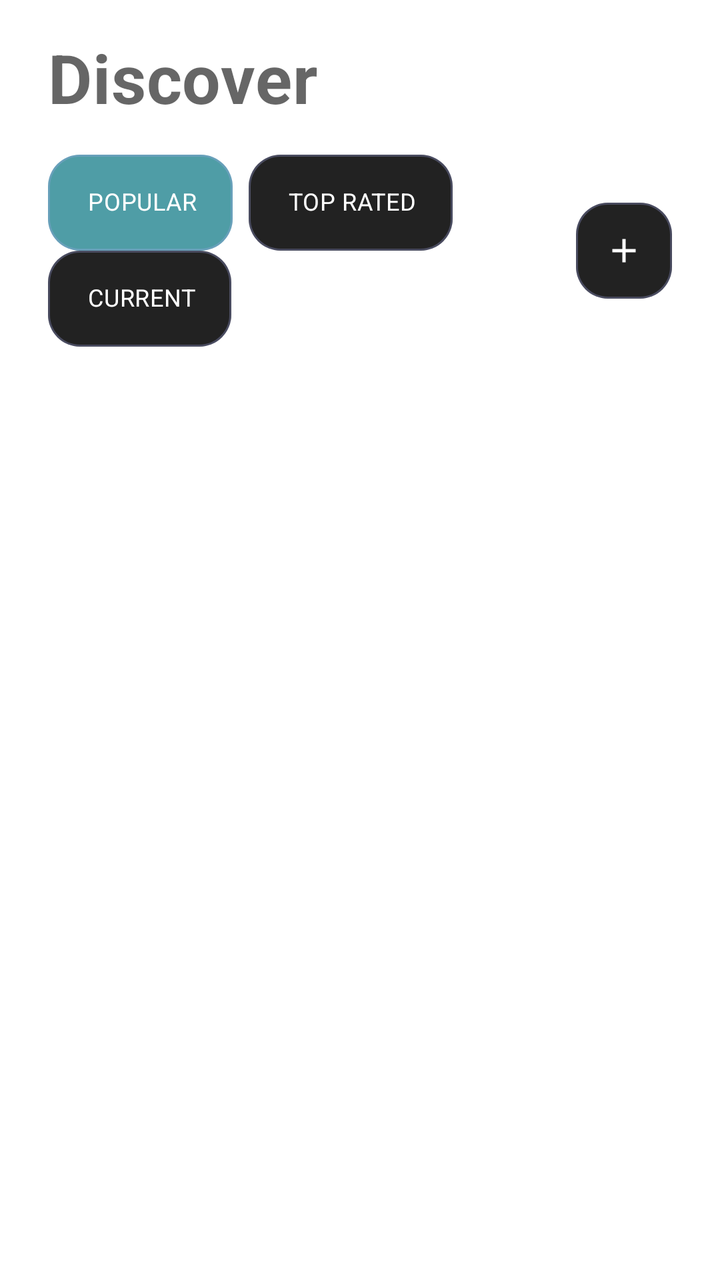
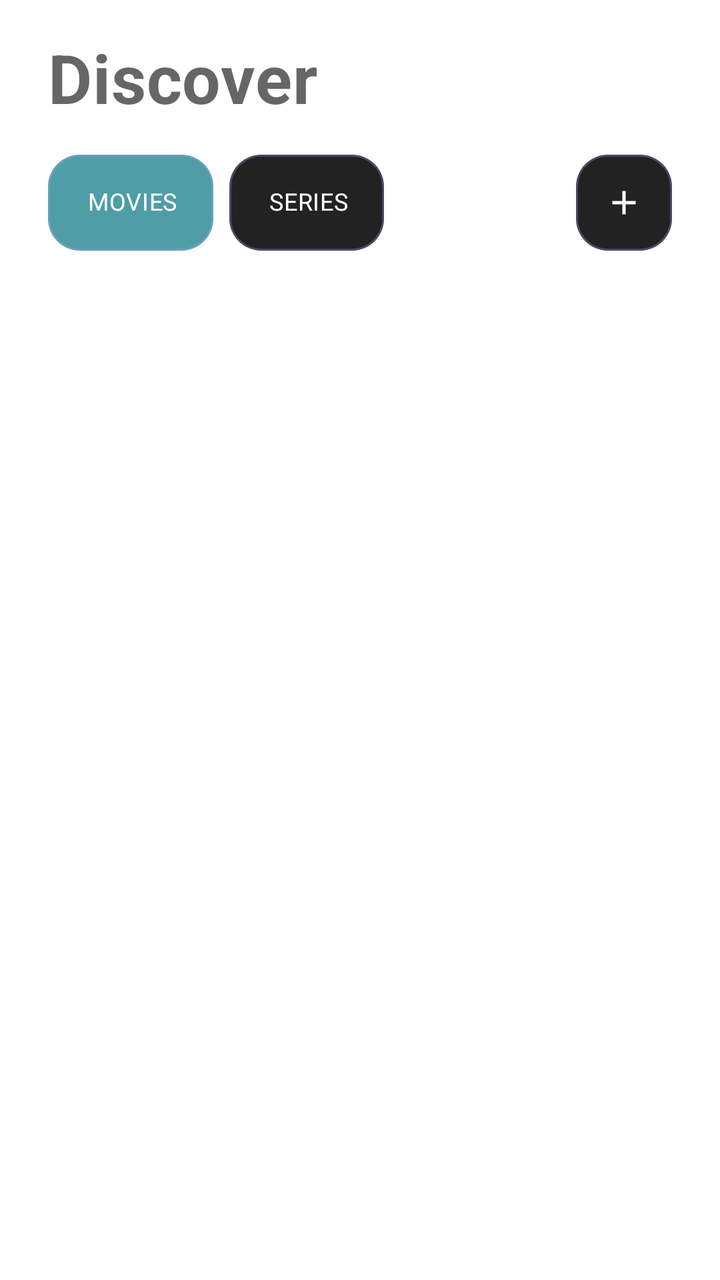

Compare the two renders of this Android layout. The source of the first and the diff that turns it into the second are given below.
<!-- AndroidManifest.xml: application theme AppTheme -->
<!-- res/layout/fragment_home.xml -->
<?xml version="1.0" encoding="utf-8"?>
<LinearLayout xmlns:android="http://schemas.android.com/apk/res/android"
    xmlns:app="http://schemas.android.com/apk/res-auto"
    android:layout_width="match_parent"
    android:layout_height="match_parent"
    android:background="?android:attr/windowBackground"
    android:orientation="vertical">

    <TextView
        android:id="@+id/text_welcome"
        android:layout_width="match_parent"
        android:layout_height="wrap_content"
        android:text="@string/menu_discover"
        android:textAppearance="@style/TextAppearance.MaterialComponents.Headline4"
        android:textStyle="bold"
        android:paddingHorizontal="@dimen/activity_horizontal_margin"
        android:paddingTop="@dimen/activity_vertical_margin" />

    <LinearLayout
        android:layout_width="match_parent"
        android:layout_height="wrap_content"
        android:orientation="horizontal"
        android:layout_marginTop="@dimen/activity_vertical_margin"
        android:paddingHorizontal="@dimen/activity_horizontal_margin"
        android:gravity="center_vertical">

        <com.google.android.material.chip.ChipGroup
            android:id="@+id/chip_group_filters"
            android:layout_width="0dp"
            android:layout_height="wrap_content"
            android:layout_weight="1"
            app:singleSelection="true">

            <com.google.android.material.chip.Chip
                android:id="@+id/chip_popular"
                style="@style/BentoChip"
                android:layout_width="wrap_content"
                android:layout_height="wrap_content"
                android:clickable="true"
                android:checked="true"
                android:text="@string/menu_popular"
                app:checkedIconVisible="false" />

            <com.google.android.material.chip.Chip
                android:id="@+id/chip_top_rated"
                style="@style/BentoChip"
                android:layout_width="wrap_content"
                android:layout_height="wrap_content"
                android:clickable="true"
                android:text="@string/menu_top_rated"
                app:checkedIconVisible="false" />

            <com.google.android.material.chip.Chip
                android:id="@+id/chip_on_air"
                style="@style/BentoChip"
                android:layout_width="wrap_content"
                android:layout_height="wrap_content"
                android:clickable="true"
                android:text="@string/menu_on_air"
                app:checkedIconVisible="false" />

        </com.google.android.material.chip.ChipGroup>

        <com.google.android.material.button.MaterialButton
            android:id="@+id/btn_add_filters"
            style="@style/BentoIconButton"
            android:layout_width="48dp"
            android:layout_height="48dp"
            android:layout_marginStart="8dp"
            app:iconSize="20dp"
            app:icon="@drawable/ic_plus_white" />

    </LinearLayout>

    <androidx.fragment.app.FragmentContainerView
        android:id="@+id/discover_fragment_container"
        android:layout_width="match_parent"
        android:layout_marginHorizontal="@dimen/activity_horizontal_margin"
        android:layout_height="0dp"
        android:layout_weight="1"
        android:layout_marginTop="16dp" />
</LinearLayout>
<!-- resources referenced by this layout -->
<resources>
  <dimen name="activity_horizontal_margin">24dp</dimen>
  <dimen name="activity_vertical_margin">16dp</dimen>
  <!-- drawable ic_plus_white: png bitmap (drawable, 515 bytes) -->
  <string name="menu_discover">Discover</string>
  <string name="menu_on_air">Current</string>
  <string name="menu_popular">Popular</string>
  <string name="menu_top_rated">Top Rated</string>
  <style name="BentoChip" parent="Widget.MaterialComponents.Chip.Filter">
          <item name="chipBackgroundColor">@color/chip_background_color</item>
          <item name="android:textColor">@color/white</item>
          <item name="chipCornerRadius">16dp</item>
          <item name="chipStartPadding">12dp</item>
          <item name="chipEndPadding">12dp</item>
          <item name="chipMinHeight">48dp</item>
          <item name="android:textSize">12sp</item>
          <item name="android:textAllCaps">true</item>
          <item name="android:letterSpacing">0.1</item>
          <item name="android:fontFamily">sans-serif-medium</item>
          <item name="chipStrokeWidth">1dp</item>
          <item name="chipStrokeColor">@color/color_primary_semi_opaq</item>
          <item name="rippleColor">@color/colorPrimary</item>
      </style>
  <style name="BentoIconButton" parent="Widget.MaterialComponents.Button.OutlinedButton.Icon">
          <item name="backgroundTint">@color/chip_background_color</item>
          <item name="iconTint">@color/white</item>
          <item name="cornerRadius">16dp</item>
          <item name="strokeWidth">1dp</item>
          <item name="strokeColor">@color/color_primary_semi_opaq</item>
          <item name="android:minHeight">48dp</item>
          <item name="android:minWidth">48dp</item>
          <item name="android:insetTop">0dp</item>
          <item name="android:insetBottom">0dp</item>
          <item name="android:padding">0dp</item>
          <item name="iconPadding">0dp</item>
          <item name="iconGravity">textStart</item>
          <item name="rippleColor">@color/colorPrimary</item>
      </style>
  <style name="AppTheme" parent="Theme.MaterialComponents.DayNight.NoActionBar">
          
          <item name="colorPrimary">@color/colorPrimary</item>
          <item name="colorSecondary">@color/colorSecondary</item>
          <item name="colorAccent">@color/colorAccent</item>
  
          <item name="android:statusBarColor">@android:color/transparent</item>
          <item name="android:navigationBarColor">@android:color/transparent</item>
          <item name="android:windowLightStatusBar">?attr/isLightTheme</item>
      </style>
  <color name="white">#FFF</color>
  <color name="color_primary_semi_opaq">#4F9DA6E6</color>
  <color name="colorPrimary">#4F9DA6</color>
  <color name="colorSecondary">#121212</color>
  <color name="colorAccent">#FF007A</color>
</resources>

<!-- the commit's change to res/layout/fragment_home.xml (unified diff, before → after) -->
@@ -25,38 +25,30 @@
         android:gravity="center_vertical">
 
         <com.google.android.material.chip.ChipGroup
-            android:id="@+id/chip_group_filters"
+            android:id="@+id/chip_group_type"
             android:layout_width="0dp"
             android:layout_height="wrap_content"
             android:layout_weight="1"
-            app:singleSelection="true">
+            app:singleSelection="true"
+            app:selectionRequired="true">
 
             <com.google.android.material.chip.Chip
-                android:id="@+id/chip_popular"
+                android:id="@+id/chip_movies"
                 style="@style/BentoChip"
                 android:layout_width="wrap_content"
                 android:layout_height="wrap_content"
                 android:clickable="true"
                 android:checked="true"
-                android:text="@string/menu_popular"
+                android:text="@string/menu_movie"
                 app:checkedIconVisible="false" />
 
             <com.google.android.material.chip.Chip
-                android:id="@+id/chip_top_rated"
+                android:id="@+id/chip_series"
                 style="@style/BentoChip"
                 android:layout_width="wrap_content"
                 android:layout_height="wrap_content"
                 android:clickable="true"
-                android:text="@string/menu_top_rated"
-                app:checkedIconVisible="false" />
-
-            <com.google.android.material.chip.Chip
-                android:id="@+id/chip_on_air"
-                style="@style/BentoChip"
-                android:layout_width="wrap_content"
-                android:layout_height="wrap_content"
-                android:clickable="true"
-                android:text="@string/menu_on_air"
+                android:text="@string/menu_series"
                 app:checkedIconVisible="false" />
 
         </com.google.android.material.chip.ChipGroup>
<!-- resource entries referenced after the edit -->
@@ -4,9 +4,8 @@
   <dimen name="activity_vertical_margin">16dp</dimen>
   <!-- drawable ic_plus_white: png bitmap (drawable, 515 bytes) -->
   <string name="menu_discover">Discover</string>
-  <string name="menu_on_air">Current</string>
-  <string name="menu_popular">Popular</string>
-  <string name="menu_top_rated">Top Rated</string>
+  <string name="menu_movie">Movies</string>
+  <string name="menu_series">Series</string>
   <style name="BentoChip" parent="Widget.MaterialComponents.Chip.Filter">
           <item name="chipBackgroundColor">@color/chip_background_color</item>
           <item name="android:textColor">@color/white</item>
